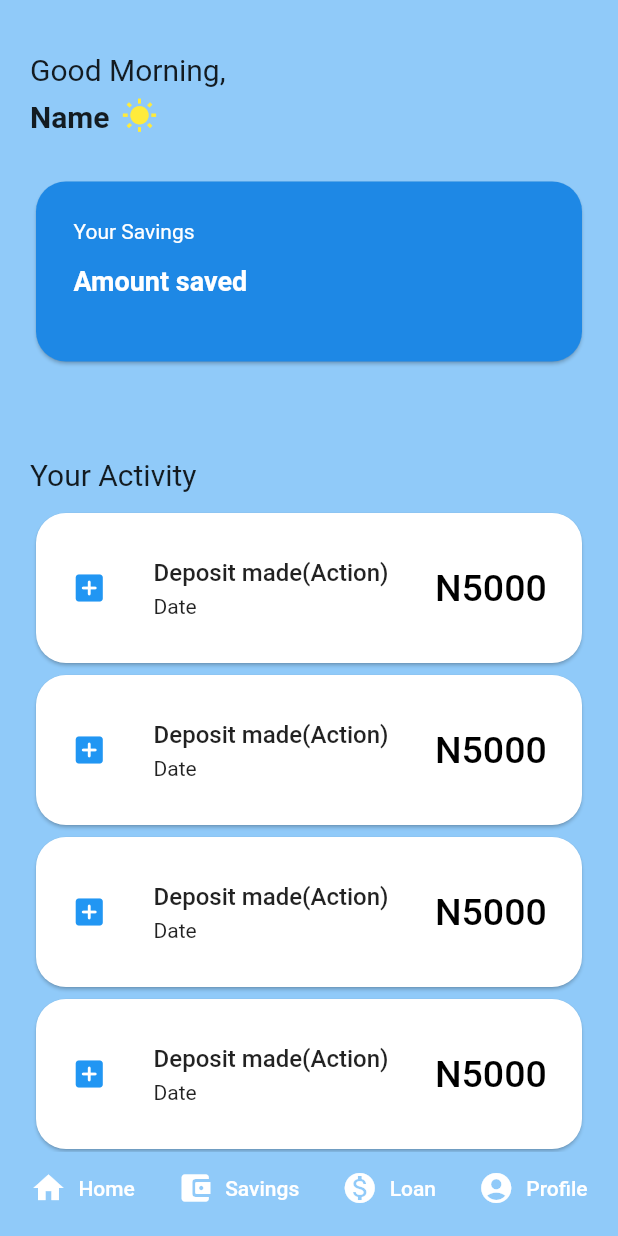
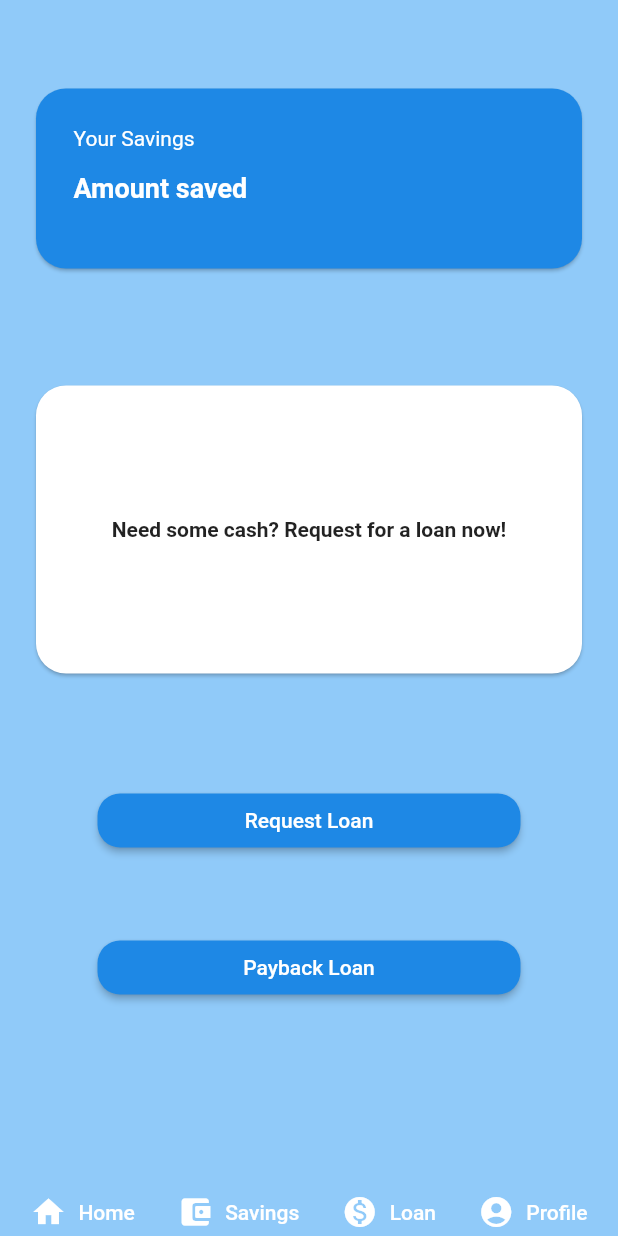
Before and after one commit to sonysn/salotech, a Flutter app: the HomePage screen opened directly, after a tap on "Loan", on a phone screen of 412 x 824 dp. Run offline on Flutter 3.47's test engine with Material 2 defaults, Android fonts, the phone set to English and light mode, and no system bars.

Commit message:
Modularizing the program

```diff
--- /dev/null
+++ b/lib/Widgets/custom_bottom_navigation.dart
@@ -0,0 +1,75 @@
+import 'package:flutter/material.dart';
+import 'package:salotech/screens/loanpage.dart';
+
+class CustomBottomNav extends StatefulWidget {
+  double marginValue;
+  CustomBottomNav(this.marginValue, {Key? key}) : super(key: key);
+  //Created a double called marginValue to manipulate the MARGIN of this widget as a positional argument
+
+  @override
+  State<CustomBottomNav> createState() => _CustomBottomNavState();
+}
+
+class _CustomBottomNavState extends State<CustomBottomNav> {
+
+  @override
+  Widget build(BuildContext context) {
+    return Container(
+      margin: EdgeInsets.only(top: widget.marginValue),
+      //Here is the margin
+      child: Row(
+        mainAxisAlignment: MainAxisAlignment.spaceEvenly,
+        children: [
+          TextButton.icon(
+            onPressed: () {},
+            icon: const Icon(
+              Icons.home,
+              color: Colors.white,
+            ),
+            label: const Text(
+              'Home',
+              style: TextStyle(color: Colors.white),
+            ),
+          ),
+          TextButton.icon(
+              onPressed: () {},
+              icon: const Icon(
+                Icons.account_balance_wallet_rounded,
+                color: Colors.white,
+              ),
+              label: const Text(
+                'Savings',
+                style: TextStyle(color: Colors.white),
+              )),
+          TextButton.icon(
+              onPressed: () {
+                setState(() {
+                  Navigator.push(context,
+                      MaterialPageRoute(builder: (BuildContext context) {
+                    return LoanPage();
+                  }));
+                });
+              },
+              icon: const Icon(
+                Icons.monetization_on,
+                color: Colors.white,
+              ),
+              label: const Text(
+                'Loan',
+                style: TextStyle(color: Colors.white),
+              )),
+          TextButton.icon(
+              onPressed: () {},
+              icon: const Icon(
+                Icons.account_circle,
+                color: Colors.white,
+              ),
+              label: const Text(
+                'Profile',
+                style: TextStyle(color: Colors.white),
+              )),
+        ],
+      ),
+    );
+  }
+}
--- a/lib/Widgets/custombuttomnavigation.dart
+++ /dev/null
@@ -1,54 +0,0 @@
-import 'package:flutter/material.dart';
-
-class CustomBottomNav extends StatelessWidget {
-  const CustomBottomNav({Key? key}) : super(key: key);
-
-  @override
-  Widget build(BuildContext context) {
-    return Row(
-      mainAxisAlignment: MainAxisAlignment.spaceEvenly,
-      children: [
-        TextButton.icon(
-          onPressed: () {},
-          icon: const Icon(
-            Icons.home,
-            color: Colors.white,
-          ),
-          label: const Text(
-            'Home',
-            style: TextStyle(color: Colors.white),
-          ),),
-        TextButton.icon(
-            onPressed: () {},
-            icon: const Icon(
-              Icons.account_balance_wallet_rounded,
-              color: Colors.white,
-            ),
-            label: const Text(
-              'Savings',
-              style: TextStyle(color: Colors.white),
-            )),
-        TextButton.icon(
-            onPressed: () {},
-            icon: const Icon(
-              Icons.monetization_on,
-              color: Colors.white,
-            ),
-            label: const Text(
-              'Loan',
-              style: TextStyle(color: Colors.white),
-            )),
-        TextButton.icon(
-            onPressed: () {},
-            icon: const Icon(
-              Icons.account_circle,
-              color: Colors.white,
-            ),
-            label: const Text(
-              'Profile',
-              style: TextStyle(color: Colors.white),
-            )),
-      ],
-    );
-  }
-}
--- /dev/null
+++ b/lib/Widgets/savings_card.dart
@@ -0,0 +1,46 @@
+import 'package:flutter/material.dart';
+
+class SavingsCard extends StatefulWidget {
+  const SavingsCard({Key? key}) : super(key: key);
+
+  @override
+  State<SavingsCard> createState() => _SavingsCardState();
+}
+
+class _SavingsCardState extends State<SavingsCard> {
+  @override
+  Widget build(BuildContext context) {
+    return  Container(
+      margin: const EdgeInsets.only(top: 20),
+      child: Card(
+        color: Colors.blue[600],
+        child: SizedBox(
+            height: 120,
+            width: 400,
+            child: Container(
+                margin: const EdgeInsets.all(25),
+                child: Column(
+                  crossAxisAlignment: CrossAxisAlignment.start,
+                  children: [
+                    const Text('Your Savings',
+                        style: TextStyle(color: Colors.white)),
+                    Container(
+                        margin: const EdgeInsets.only(top: 15),
+                        child: const Text(
+                          'Amount saved',
+                          style: TextStyle(
+                              fontWeight: FontWeight.bold,
+                              fontSize: 18,
+                              color: Colors.white),
+                        ))
+                  ],
+                ))),
+        shape: const RoundedRectangleBorder(
+            borderRadius: BorderRadius.vertical(
+              top: Radius.circular(20),
+              bottom: Radius.circular(20),
+            )),
+      ),
+    );
+  }
+}
--- a/lib/screens/homepage.dart
+++ b/lib/screens/homepage.dart
@@ -1,6 +1,7 @@
 import 'package:flutter/cupertino.dart';
 import 'package:flutter/material.dart';
-import 'package:salotech/Widgets/custombuttomnavigation.dart';
+import 'package:salotech/Widgets/custom_bottom_navigation.dart';
+import 'package:salotech/Widgets/savings_card.dart';
 import 'package:salotech/functions/time.dart';
 
 class HomePage extends StatefulWidget {
@@ -51,38 +52,7 @@ class _HomePageState extends State<HomePage> {
                   )
                 ],
               ),
-              Container(
-                margin: const EdgeInsets.only(top: 20),
-                child: Card(
-                  color: Colors.blue[600],
-                  child: SizedBox(
-                      height: 120,
-                      width: 400,
-                      child: Container(
-                          margin: const EdgeInsets.all(25),
-                          child: Column(
-                            crossAxisAlignment: CrossAxisAlignment.start,
-                            children: [
-                              const Text('Your Savings',
-                                  style: TextStyle(color: Colors.white)),
-                              Container(
-                                  margin: const EdgeInsets.only(top: 15),
-                                  child: const Text(
-                                    'Amount saved',
-                                    style: TextStyle(
-                                        fontWeight: FontWeight.bold,
-                                        fontSize: 18,
-                                        color: Colors.white),
-                                  ))
-                            ],
-                          ))),
-                  shape: const RoundedRectangleBorder(
-                      borderRadius: BorderRadius.vertical(
-                    top: Radius.circular(20),
-                    bottom: Radius.circular(20),
-                  )),
-                ),
-              ),
+              const SavingsCard(),
               Container(
                   margin: const EdgeInsets.only(top: 60, bottom: 10),
                   child: const Text(
@@ -382,7 +352,7 @@ class _HomePageState extends State<HomePage> {
             ],
           ),
         ),
-        const CustomBottomNav() // From Widgets
+        CustomBottomNav(5) // From Widgets
       ]),
       // bottomNavigationBar: BottomNavigationBar(
       //     backgroundColor: Colors.blue[200],
--- /dev/null
+++ b/lib/screens/loanpage.dart
@@ -0,0 +1,91 @@
+import 'package:flutter/material.dart';
+import 'package:salotech/Widgets/custom_bottom_navigation.dart';
+import 'package:salotech/Widgets/savings_card.dart';
+
+class LoanPage extends StatefulWidget {
+  const LoanPage({Key? key}) : super(key: key);
+
+  @override
+  State<LoanPage> createState() => _LoanPageState();
+}
+
+class _LoanPageState extends State<LoanPage> {
+  @override
+  Widget build(BuildContext context) {
+    return Scaffold(
+      backgroundColor: Colors.blue[200],
+      body: ListView(
+        children: [
+          Container(
+            padding: const EdgeInsets.only(top: 35),
+            margin: const EdgeInsets.symmetric(horizontal: 20),
+            child: Column(
+              children: [
+                const SavingsCard(),
+                Container(
+                  margin: const EdgeInsets.only(top: 70),
+                  child: Column(
+                    mainAxisAlignment: MainAxisAlignment.spaceEvenly,
+                    children: [
+                      const SizedBox(
+                        height: 200,
+                        width: 400,
+                        child: Card(
+                            child: Padding(
+                              padding: EdgeInsets.all(8.0),
+                              child: Center(
+                                  child: Text(
+                                'Need some cash? Request for a loan now!',
+                                style: TextStyle(fontWeight: FontWeight.bold),
+                              )),
+                            ),
+                            shape: RoundedRectangleBorder(
+                                borderRadius: BorderRadius.vertical(
+                              top: Radius.circular(20),
+                              bottom: Radius.circular(20),
+                            ))),
+                      ),
+                      const SizedBox(
+                        height: 70,
+                      ),
+                      ElevatedButton(
+                          onPressed: () {},
+                          child: const SizedBox(
+                              width: 250,
+                              child: Center(child: Text('Request Loan'))),
+                          style: ElevatedButton.styleFrom(
+                              primary: Colors.blue[600],
+                              shape: const RoundedRectangleBorder(
+                                borderRadius: BorderRadius.vertical(
+                                  top: Radius.circular(15),
+                                  bottom: Radius.circular(15),
+                                ),
+                              ))),
+                      const SizedBox(
+                        height: 50,
+                      ),
+                      ElevatedButton(
+                          onPressed: () {},
+                          child: const SizedBox(
+                              width: 250,
+                              child: Center(child: Text('Payback Loan'))),
+                          style: ElevatedButton.styleFrom(
+                              primary: Colors.blue[600],
+                              shape: const RoundedRectangleBorder(
+                                borderRadius: BorderRadius.vertical(
+                                  top: Radius.circular(15),
+                                  bottom: Radius.circular(15),
+                                ),
+                              )))
+                    ],
+                  ),
+                )
+              ],
+            ),
+          ),
+          CustomBottomNav(115)
+        ],
+      ),
+    );
+  }
+}
```
